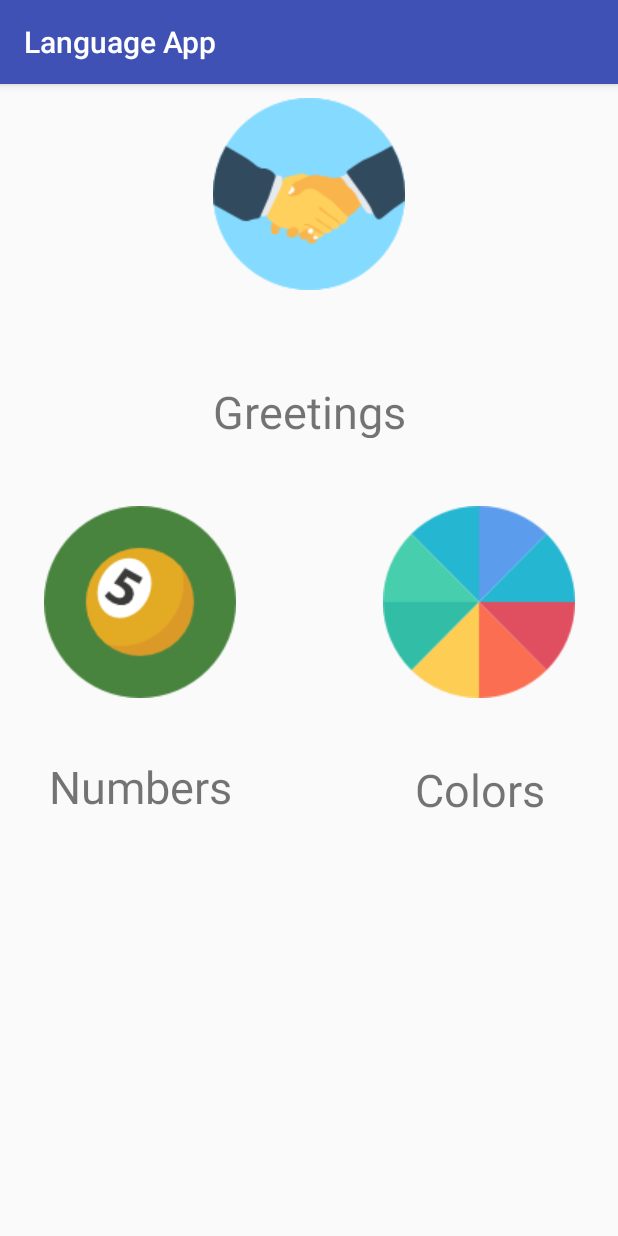
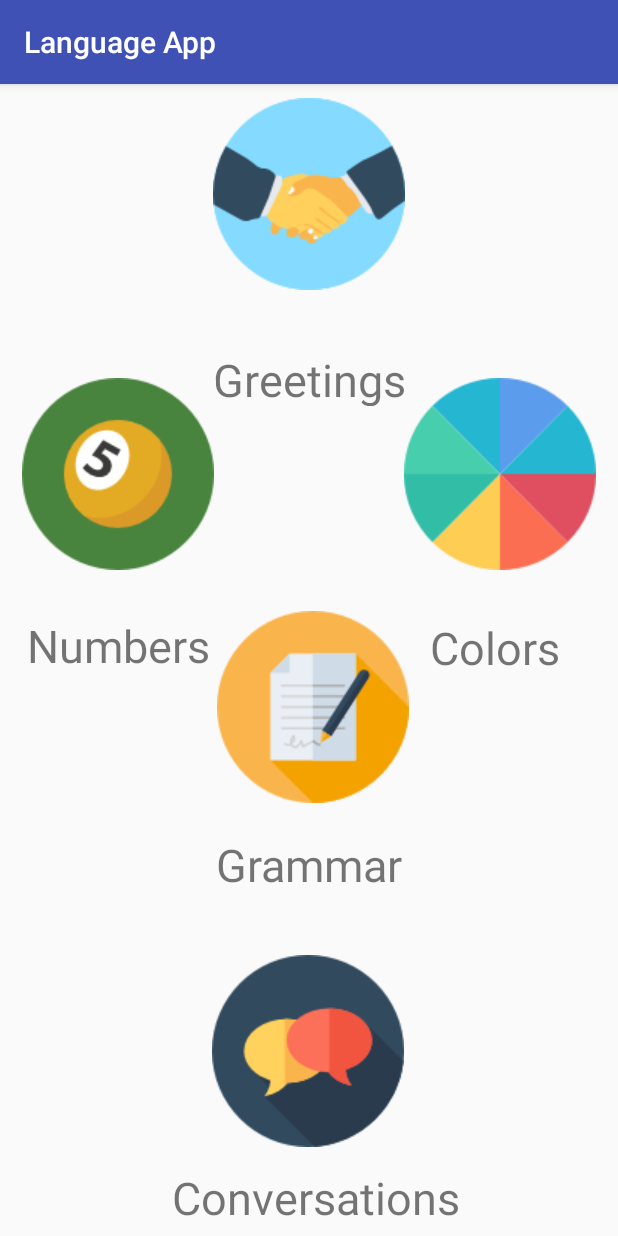
Before and after one commit to E-Chee/Chinglish, an Android app: the LessonsActivity screen opened directly, with no data from a screen before it, on a phone screen of 412 x 824 dp. Run offline under Robolectric (Android 15) with nearby library versions, the light colour scheme and no system bars.

Commit message:
Finished Lesson Selection Screen

```diff
--- a/app/src/main/res/layout/activity_lessons.xml
+++ b/app/src/main/res/layout/activity_lessons.xml
@@ -38,10 +38,10 @@
         android:src="@drawable/color"
         app:layout_constraintBottom_toBottomOf="parent"
         app:layout_constraintEnd_toEndOf="parent"
-        app:layout_constraintHorizontal_bias="0.928"
+        app:layout_constraintHorizontal_bias="0.98"
         app:layout_constraintStart_toStartOf="parent"
         app:layout_constraintTop_toTopOf="parent"
-        app:layout_constraintVertical_bias="0.438" />
+        app:layout_constraintVertical_bias="0.3" />
 
     <TextView
         android:id="@+id/greetings_textview"
@@ -56,10 +56,9 @@
         android:textSize="30dp"
         app:layout_constraintBottom_toBottomOf="parent"
         app:layout_constraintEnd_toEndOf="parent"
-        app:layout_constraintHorizontal_bias="0.502"
         app:layout_constraintStart_toStartOf="parent"
         app:layout_constraintTop_toTopOf="parent"
-        app:layout_constraintVertical_bias="0.266"
+        app:layout_constraintVertical_bias="0.236"
         tools:text="Greetings" />
 
     <TextView
@@ -75,10 +74,10 @@
         android:textSize="30dp"
         app:layout_constraintBottom_toBottomOf="parent"
         app:layout_constraintEnd_toEndOf="parent"
-        app:layout_constraintHorizontal_bias="0.932"
+        app:layout_constraintHorizontal_bias="0.969"
         app:layout_constraintStart_toStartOf="parent"
         app:layout_constraintTop_toTopOf="parent"
-        app:layout_constraintVertical_bias="0.619"
+        app:layout_constraintVertical_bias="0.486"
         tools:text="Colors" />
 
     <ImageButton
@@ -95,10 +94,10 @@
         android:src="@drawable/number"
         app:layout_constraintBottom_toBottomOf="parent"
         app:layout_constraintEnd_toEndOf="parent"
-        app:layout_constraintHorizontal_bias="0.075"
+        app:layout_constraintHorizontal_bias="0.02"
         app:layout_constraintStart_toStartOf="parent"
         app:layout_constraintTop_toTopOf="parent"
-        app:layout_constraintVertical_bias="0.438" />
+        app:layout_constraintVertical_bias="0.3" />
 
     <TextView
         android:id="@+id/numbers_textview"
@@ -113,9 +112,83 @@
         android:textSize="30dp"
         app:layout_constraintBottom_toBottomOf="parent"
         app:layout_constraintEnd_toEndOf="parent"
-        app:layout_constraintHorizontal_bias="0.075"
+        app:layout_constraintHorizontal_bias="0.02"
         app:layout_constraintStart_toStartOf="parent"
         app:layout_constraintTop_toTopOf="parent"
-        app:layout_constraintVertical_bias="0.612"
+        app:layout_constraintVertical_bias="0.481"
         tools:text="Numbers" />
+
+    <ImageButton
+        android:id="@+id/conversation_button"
+        android:layout_width="wrap_content"
+        android:layout_height="wrap_content"
+        android:layout_alignParentTop="true"
+        android:layout_marginBottom="8dp"
+        android:layout_marginEnd="8dp"
+        android:layout_marginStart="8dp"
+        android:layout_marginTop="8dp"
+        android:background="@drawable/shape"
+        android:padding="1dp"
+        android:src="@drawable/conversation"
+        app:layout_constraintBottom_toBottomOf="parent"
+        app:layout_constraintEnd_toEndOf="parent"
+        app:layout_constraintHorizontal_bias="0.498"
+        app:layout_constraintStart_toStartOf="parent"
+        app:layout_constraintTop_toTopOf="parent"
+        app:layout_constraintVertical_bias="0.92"
+        app:srcCompat="@drawable/conversation" />
+
+    <ImageButton
+        android:id="@+id/grammar_button"
+        android:layout_width="wrap_content"
+        android:layout_height="wrap_content"
+        android:layout_alignParentTop="true"
+        android:layout_marginBottom="8dp"
+        android:layout_marginEnd="8dp"
+        android:layout_marginStart="8dp"
+        android:layout_marginTop="8dp"
+        android:background="@drawable/shape"
+        android:padding="1dp"
+        android:src="@drawable/grammar"
+        app:layout_constraintBottom_toBottomOf="parent"
+        app:layout_constraintEnd_toEndOf="parent"
+        app:layout_constraintHorizontal_bias="0.51"
+        app:layout_constraintStart_toStartOf="parent"
+        app:layout_constraintTop_toTopOf="parent"
+        app:layout_constraintVertical_bias="0.55"
+        app:srcCompat="@drawable/grammar" />
+
+    <TextView
+        android:id="@+id/grammar_textview"
+        android:layout_width="131dp"
+        android:layout_height="39dp"
+        android:layout_marginBottom="8dp"
+        android:layout_marginEnd="8dp"
+        android:layout_marginStart="8dp"
+        android:layout_marginTop="8dp"
+        android:text="Grammar"
+        android:textAlignment="center"
+        android:textSize="30dp"
+        app:layout_constraintBottom_toBottomOf="parent"
+        app:layout_constraintEnd_toEndOf="parent"
+        app:layout_constraintStart_toStartOf="parent"
+        app:layout_constraintTop_toTopOf="parent"
+        app:layout_constraintVertical_bias="0.69" />
+
+    <TextView
+        android:id="@+id/conversation_textview"
+        android:layout_width="221dp"
+        android:layout_height="38dp"
+        android:layout_marginBottom="8dp"
+        android:layout_marginStart="8dp"
+        android:layout_marginTop="8dp"
+        android:text="Conversations"
+        android:textAlignment="center"
+        android:textSize="30dp"
+        app:layout_constraintBottom_toBottomOf="parent"
+        app:layout_constraintEnd_toEndOf="parent"
+        app:layout_constraintStart_toStartOf="parent"
+        app:layout_constraintTop_toTopOf="parent"
+        app:layout_constraintVertical_bias="1.0" />
+
 </android.support.constraint.ConstraintLayout>
```
Also changed, not shown: app/src/main/res/drawable/conversation.png (added), app/src/main/res/drawable/grammar.png (added).
